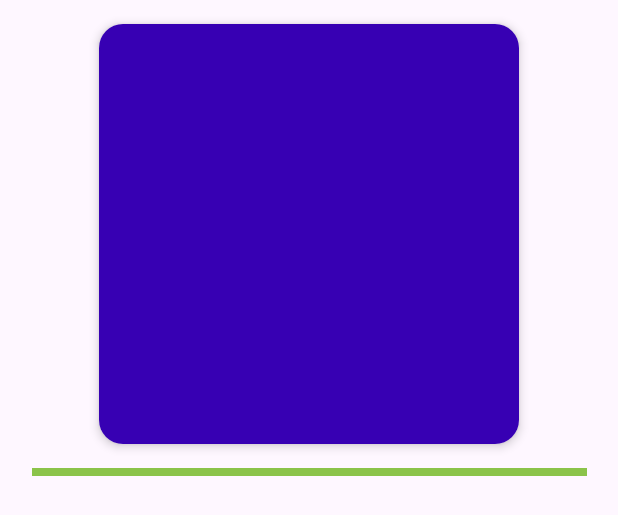
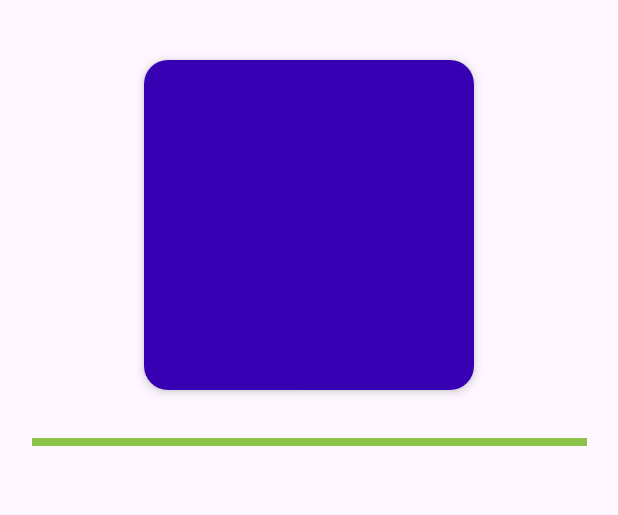
Before and after one commit to dondinoy/TheRickAndMortyApp, an Android app: the layout model_character_details_image.xml on its own in the app's theme, with its tools: preview values and no code run, on a phone screen of 412 x 824 dp. Shown: the top 515 px of the screen. Run offline under Robolectric (Android 15) with nearby library versions, the phone set to English and light mode, and no system bars; Roboto replaces fonts that are not available here.

Commit message:
Update model_character_details_image.xml

```diff
--- a/app/src/main/res/layout/model_character_details_image.xml
+++ b/app/src/main/res/layout/model_character_details_image.xml
@@ -3,14 +3,16 @@
     xmlns:app="http://schemas.android.com/apk/res-auto"
     xmlns:tools="http://schemas.android.com/tools"
     android:layout_width="match_parent"
-    android:layout_height="wrap_content">
+    android:layout_height="wrap_content"
+    android:layout_margin="16dp">
 
     <androidx.cardview.widget.CardView
         android:id="@+id/cardView"
-        android:layout_width="wrap_content"
-        android:layout_height="wrap_content"
-        android:layout_marginTop="16dp"
+        android:layout_width="220dp"
+        android:layout_height="220dp"
+        android:layout_marginTop="24dp"
         android:layout_marginBottom="16dp"
+        android:background="@drawable/images"
         app:cardCornerRadius="16dp"
         app:cardElevation="4dp"
         app:layout_constraintBottom_toTopOf="@+id/imageView2"
@@ -20,7 +22,7 @@
 
         <androidx.appcompat.widget.AppCompatImageView
             android:id="@+id/headerImage"
-            android:layout_width="280dp"
+            android:layout_width="match_parent"
             android:layout_height="280dp"
             android:scaleType="centerCrop"
             android:src="@color/design_default_color_primary_dark"
@@ -33,7 +35,7 @@
         android:layout_width="370dp"
         android:layout_height="wrap_content"
         android:layout_marginStart="16dp"
-        android:layout_marginTop="16dp"
+        android:layout_marginTop="32dp"
         android:layout_marginEnd="16dp"
         android:background="#8BC34A"
         android:contentDescription="@string/divider"
```
